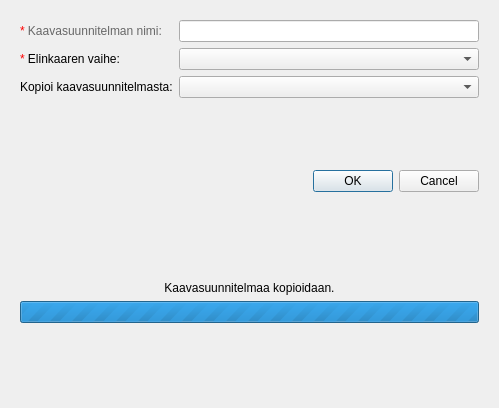
Qt form arho_feature_template/gui/dialogs/new_plan_dialog.ui (GispoCoding/arho-qgis-plugin) before a commit.
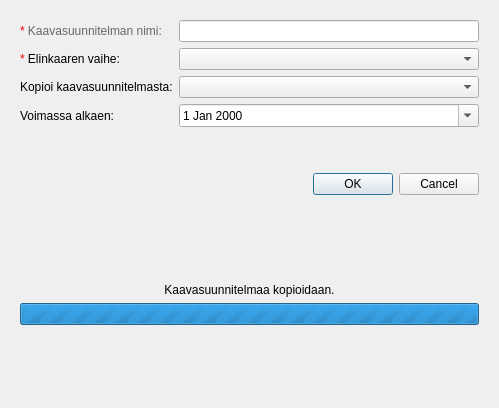
The same form after that commit. Custom widgets are drawn as their Qt base class.

Commit message:
Allow setting period of validity start date...
Allow setting period of validity start date when copying plan with lifecycle status "voimassa". WIP

The edit to the form file:
```diff
--- a/arho_feature_template/gui/dialogs/new_plan_dialog.ui
+++ b/arho_feature_template/gui/dialogs/new_plan_dialog.ui
@@ -59,6 +59,57 @@
           </property>
          </widget>
         </item>
+
+        <!-- Validity start date -->
+        <item row="3" column="0">
+         <widget class="QLabel" name="label_validity_start">
+          <property name="text">
+           <string>Voimassa alkaen:</string>
+          </property>
+          <property name="visible">
+           <bool>false</bool>
+          </property>
+         </widget>
+        </item>
+        <item row="3" column="1">
+         <widget class="QDateEdit" name="validity_start_date">
+          <property name="calendarPopup">
+           <bool>true</bool>
+          </property>
+          <property name="enabled">
+           <bool>true</bool>
+          </property>
+          <property name="visible">
+           <bool>false</bool>
+          </property>
+         </widget>
+        </item>
+
+        <!--
+        <item row="4" column="0">
+         <widget class="QLabel" name="label_validity_end">
+          <property name="text">
+           <string>Voimassa asti:</string>
+          </property>
+          <property name="visible">
+           <bool>false</bool>
+          </property>
+         </widget>
+        </item>
+        <item row="4" column="1">
+         <widget class="QDateEdit" name="validity_end_date">
+          <property name="calendarPopup">
+           <bool>true</bool>
+          </property>
+          <property name="enabled">
+           <bool>true</bool>
+          </property>
+          <property name="visible">
+           <bool>false</bool>
+          </property>
+         </widget>
+        </item>
+        -->
        </layout>
       </item>
       <item>
```
Left out of the diff: 1 changed line with no effect on the pictures. The commit also changes 2 other files.
